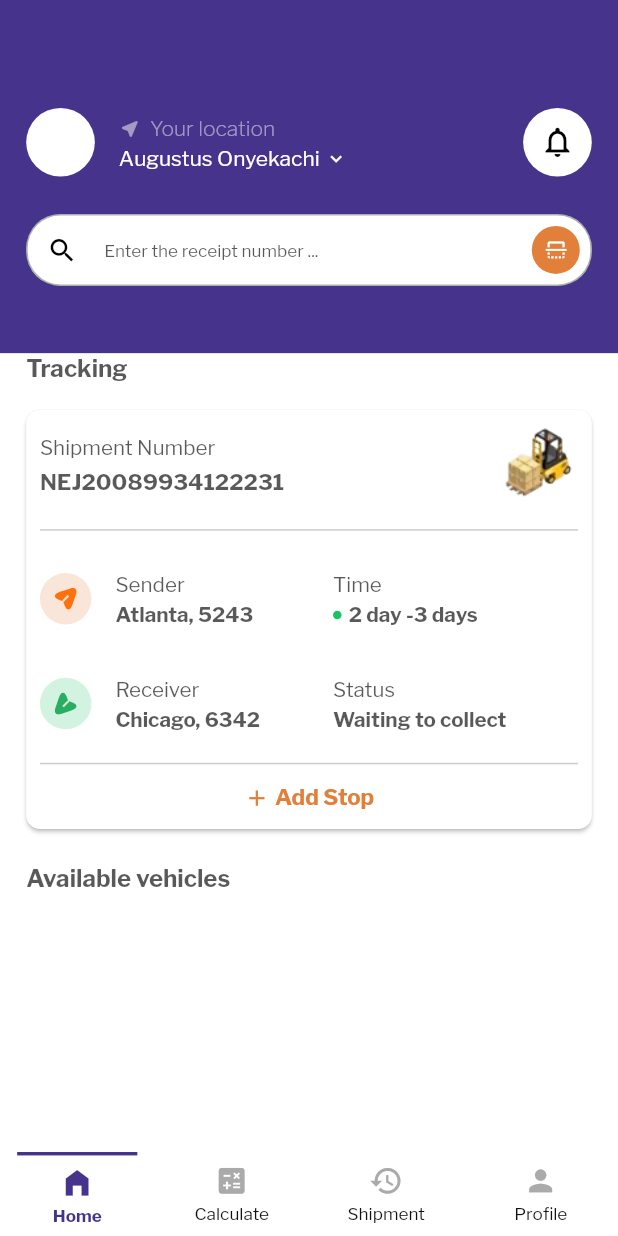
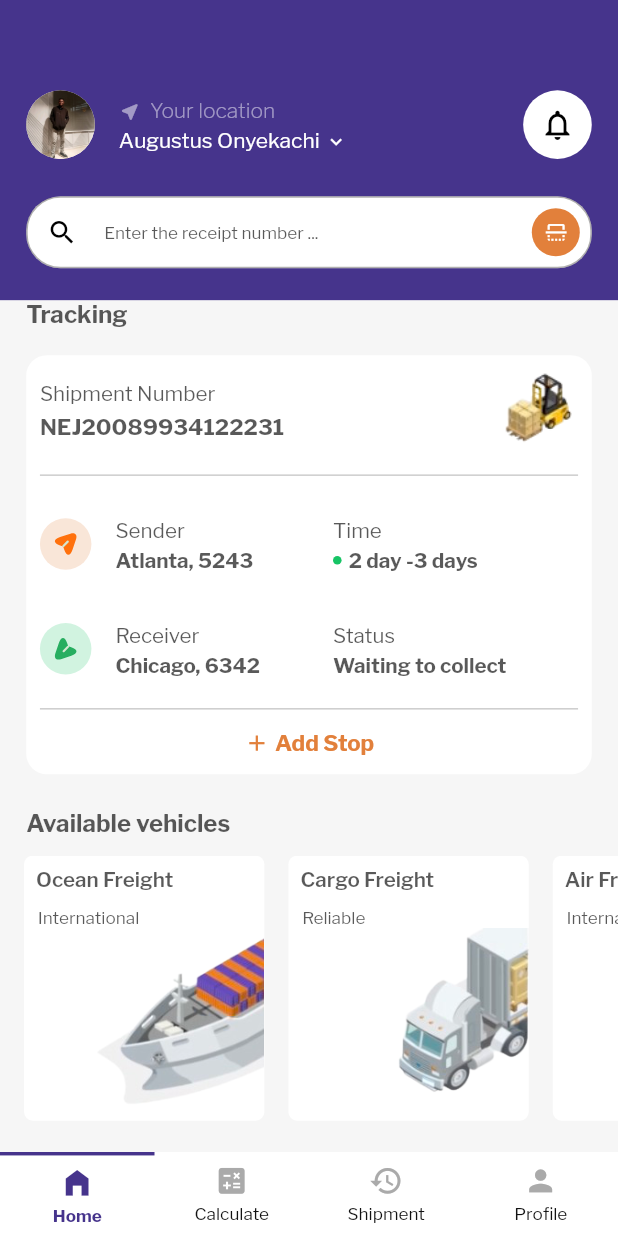
Before and after one commit to kekule15/movemate, a Flutter app: the screen it shows after launch, after a tap on "Login", on a phone screen of 412 x 824 dp. Run offline on Flutter 3.47's test engine with Material 3 defaults, Android fonts, the phone set to English and light mode, and no system bars; drawn by our look-alikes of animated_bottom_navigation_bar; our stand-ins replace dio, flutter_riverpod, flutter_screenutil, flutter_spinkit, flutter_svg, fluttertoast and 5 more.

Commit message:
Home view: available vehicles implemented

```diff
--- a/lib/main.dart
+++ b/lib/main.dart
@@ -7,13 +7,14 @@ import 'package:movemate/providers/theme_provider.dart';
 import 'package:movemate/utils/temporary_storage.dart';
 import 'package:movemate/views/onboarding/splash.dart';
 
-Future<void> main()async {
+Future<void> main() async {
   WidgetsFlutterBinding.ensureInitialized();
 
   await LocalStorageManager.init();
   await SystemChrome.setPreferredOrientations([DeviceOrientation.portraitUp]);
   runApp(const ProviderScope(child: MyApp()));
 }
+
 class MyApp extends ConsumerWidget {
   const MyApp({super.key});
 
@@ -27,11 +28,11 @@ class MyApp extends ConsumerWidget {
         builder: (widget, child) => AnnotatedRegion<SystemUiOverlayStyle>(
               value: SystemUiOverlayStyle(
                   statusBarBrightness: themeDataMode.isdarkTheme!
-                      ? Brightness.dark
+                      ? Brightness.light
                       : Brightness.light,
                   statusBarIconBrightness: themeDataMode.isdarkTheme!
                       ? Brightness.light
-                      : Brightness.dark,
+                      : Brightness.light,
                   statusBarColor: Colors.transparent),
               child: GetMaterialApp(
                 debugShowCheckedModeBanner: false,
--- a/lib/style/appColors.dart
+++ b/lib/style/appColors.dart
@@ -26,6 +26,7 @@ class AppColors extends ChangeNotifier {
   static const lightGrey = Color(0xFFCDD9E3);
 
   static const dropDownBorderColor = Color(0xFFC4C4C4);
+  static const backgroundColor = Color.fromARGB(255, 246, 246, 246);
   static const red = Color.fromRGBO(244, 67, 54, 1);
   static const warning = Color(0xFFEAD918);
   static const purple = Color(0xFFA43FB9);
--- a/lib/style/theme.dart
+++ b/lib/style/theme.dart
@@ -222,8 +222,8 @@ class ThemeProvider extends ChangeNotifier {
         onSecondary: AppColors.dropDownBorderColor,
         error: AppColors.primary,
         onError: AppColors.primary,
-        background: AppColors.white,
-        onBackground: AppColors.white,
+        background: AppColors.backgroundColor,
+        onBackground: AppColors.backgroundColor,
         surface: AppColors.black,
         onSurface: AppColors.black,
       ),
@@ -251,7 +251,7 @@ class ThemeProvider extends ChangeNotifier {
         inputDecorationTheme: const InputDecorationTheme(
             filled: true, fillColor: AppColors.white),
       ),
-      scaffoldBackgroundColor: AppColors.white,
+      scaffoldBackgroundColor: AppColors.backgroundColor,
       scrollbarTheme: ScrollbarThemeData(
         interactive: true,
         // isAlwaysShown: true,
--- a/lib/utils/images.dart
+++ b/lib/utils/images.dart
@@ -5,3 +5,8 @@ const logoIcon = 'assets/images/logo.png';
 const splashLogoIcon = 'assets/images/logo.png';
 
 const tractorIcon = 'assets/images/tractor.png';
+
+const oceanFreightImage = 'assets/images/ocean_freight.png';
+const cargoFreightImage = 'assets/images/cargo_freight.png';
+
+const picAvatar = 'assets/images/aug_linkdin.jpeg';
--- a/lib/views/home/home.dart
+++ b/lib/views/home/home.dart
@@ -17,6 +17,21 @@ class HomeView extends ConsumerStatefulWidget {
 }
 
 class _HomeViewState extends ConsumerState<HomeView> {
+  final vehicleIconList = <String>[
+    oceanFreightImage,
+    cargoFreightImage,
+    oceanFreightImage
+  ];
+  final vehicleTitleText = <String>[
+    "Ocean Freight",
+    "Cargo Freight",
+    "Air Freight",
+  ];
+  final vehicleSubTitleText = <String>[
+    "International",
+    "Reliable",
+    "International",
+  ];
   @override
   Widget build(BuildContext context) {
     return Scaffold(
@@ -24,7 +39,7 @@ class _HomeViewState extends ConsumerState<HomeView> {
         children: [
           headerWidget(),
           Padding(
-            padding: EdgeInsets.only(top: 201.h),
+            padding: EdgeInsets.only(top: 170.h),
             child: bodyWidget(),
           ),
         ],
@@ -34,7 +49,7 @@ class _HomeViewState extends ConsumerState<HomeView> {
 
   Widget headerWidget() {
     return Container(
-      height: 200.h,
+      height: 170.h,
       width: MediaQuery.sizeOf(context).width,
       decoration: const BoxDecoration(
         color: AppColors.primary,
@@ -45,13 +60,14 @@ class _HomeViewState extends ConsumerState<HomeView> {
         child: Column(
           children: [
             SizedBox(
-              height: 50.h,
+              height: 40.h,
             ),
             ListTile(
               contentPadding: EdgeInsets.zero,
               leading: CircleAvatar(
                 radius: 20.r,
                 backgroundColor: AppColors.white,
+                backgroundImage: AssetImage(picAvatar),
               ),
               title: Row(
                 children: [
@@ -159,11 +175,11 @@ class _HomeViewState extends ConsumerState<HomeView> {
         Padding(
           padding:
               EdgeInsets.symmetric(horizontal: generalHorizontalPadding.w - 10),
-          child: Card(
+          child: Container(
+            decoration: BoxDecoration(
+                color: AppColors.white,
+                borderRadius: BorderRadius.circular(12.r)),
             margin: EdgeInsets.zero,
-            elevation: 1.w,
-            shape: RoundedRectangleBorder(
-                borderRadius: BorderRadius.circular(8.r)),
             child: Padding(
               padding: EdgeInsets.symmetric(horizontal: 8.w),
               child: Column(
@@ -271,7 +287,7 @@ class _HomeViewState extends ConsumerState<HomeView> {
         ),
         Padding(
           padding:
-          EdgeInsets.symmetric(horizontal: generalHorizontalPadding.w - 10),
+              EdgeInsets.symmetric(horizontal: generalHorizontalPadding.w - 10),
           child: SingleTextLineWidget(
             text: "Available vehicles",
             size: 14.sp,
@@ -280,6 +296,57 @@ class _HomeViewState extends ConsumerState<HomeView> {
         ),
         SizedBox(
           height: 10.h,
+        ),
+        SizedBox(
+          height: 150.h,
+          child: ListView(
+              shrinkWrap: true,
+              scrollDirection: Axis.horizontal,
+              physics: const BouncingScrollPhysics(),
+              children: List.generate(
+                  vehicleIconList.length,
+                  (index) => Container(
+                        margin: EdgeInsets.only(left: 14.w),
+                        width: 140.w,
+                        height: 170.h,
+                        decoration: BoxDecoration(
+                          color: AppColors.white,
+                          borderRadius: BorderRadius.circular(5.r),
+                        ),
+                        child: Column(
+                          crossAxisAlignment: CrossAxisAlignment.start,
+                          children: [
+                            Padding(
+                              padding: const EdgeInsets.all(8.0),
+                              child: SingleTextLineWidget(
+                                text: vehicleTitleText[index],
+                                weight: FontWeight.w600,
+                              ),
+                            ),
+                            SizedBox(
+                              height: 2.h,
+                            ),
+                            Padding(
+                              padding: EdgeInsets.symmetric(horizontal: 8.w),
+                              child: SingleTextLineWidget(
+                                text: vehicleSubTitleText[index],
+                                size: 10.sp,
+                              ),
+                            ),
+                            Align(
+                              alignment: Alignment.topRight,
+                              child: ImageWidget(
+                                asset: vehicleIconList[index],
+                                height: 120,
+                                // width: MediaQuery.sizeOf(context).width,
+                              ),
+                            )
+                          ],
+                        ),
+                      ))),
+        ),
+        SizedBox(
+          height: 50.h,
         ),
       ],
     );
--- a/lib/views/home/navigation_page.dart
+++ b/lib/views/home/navigation_page.dart
@@ -1,16 +1,15 @@
-
 import 'package:flutter/material.dart';
 import 'package:flutter_riverpod/flutter_riverpod.dart';
 import 'package:flutter_screenutil/flutter_screenutil.dart';
 
 import 'package:animated_bottom_navigation_bar/animated_bottom_navigation_bar.dart';
 import 'package:movemate/providers/home_navigation_provider.dart';
+import 'package:movemate/style/appColors.dart';
 import 'package:movemate/views/home/calculate.dart';
 import 'package:movemate/views/home/home.dart';
 import 'package:movemate/views/home/profile.dart';
 import 'package:movemate/views/home/shipping.dart';
 import 'package:movemate/widgets/nav_card_widget.dart';
-
 
 class HomeNavigation extends ConsumerStatefulWidget {
   const HomeNavigation({Key? key}) : super(key: key);
@@ -20,13 +19,16 @@ class HomeNavigation extends ConsumerStatefulWidget {
 }
 
 class _HomeNavigation extends ConsumerState<HomeNavigation> {
-  final iconList = <IconData>[Icons.home_filled, Icons.calculate, Icons.history, Icons.person];
+  final iconList = <IconData>[
+    Icons.home_filled,
+    Icons.calculate,
+    Icons.history,
+    Icons.person
+  ];
   final iconText = <String>["Home", "Calculate", "Shipment", "Profile"];
 
   @override
   Widget build(BuildContext context) {
-
-
     // can not navigate back to exit the page
     final viewModel = ref.watch(homeViewModel);
     Future<bool> onBackPressed() {
@@ -41,11 +43,12 @@ class _HomeNavigation extends ConsumerState<HomeNavigation> {
       child: Scaffold(
         bottomNavigationBar: AnimatedBottomNavigationBar.builder(
           elevation: 0,
-          backgroundColor: Theme.of(context).scaffoldBackgroundColor,
+          backgroundColor: AppColors.white,
           itemCount: iconList.length,
           tabBuilder: (int index, bool isActive) {
             return Padding(
-              padding: EdgeInsets.symmetric(horizontal: 10.w),
+              padding: EdgeInsets.symmetric(
+                  horizontal: index == 0 || index == 3 ? 0.w : 10.w),
               child: NavCardWidget(
                 title: iconText[index],
                 icon: iconList[index],
```
Also changed, not shown: assets/images/aug_linkdin.jpeg (added), assets/images/cargo_freight.png (added), assets/images/ocean_freight.png (added). Lines whose indentation alone changed are shown as unchanged.
